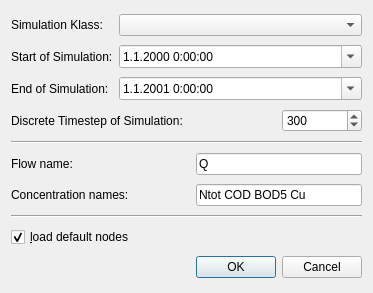
The window that src/gui/newsimulationdialog.ui (gregorburger/CityDrain3) describes before a commit, drawn with Qt 5.
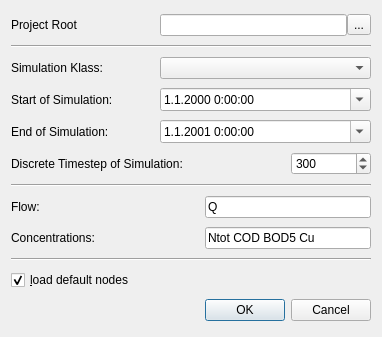
The same window after the commit.

The edit to the form file:
```diff
--- a/src/gui/newsimulationdialog.ui
+++ b/src/gui/newsimulationdialog.ui
@@ -6,32 +6,88 @@
    <rect>
     <x>0</x>
     <y>0</y>
-    <width>373</width>
-    <height>293</height>
+    <width>382</width>
+    <height>337</height>
    </rect>
   </property>
+  <property name="sizePolicy">
+   <sizepolicy hsizetype="Preferred" vsizetype="Maximum">
+    <horstretch>0</horstretch>
+    <verstretch>0</verstretch>
+   </sizepolicy>
+  </property>
+  <property name="sizeIncrement">
+   <size>
+    <width>0</width>
+    <height>0</height>
+   </size>
+  </property>
   <property name="windowTitle">
    <string>Dialog</string>
   </property>
   <layout class="QGridLayout" name="gridLayout">
    <item row="0" column="0">
+    <widget class="QLabel" name="label_7">
+     <property name="text">
+      <string>Project Root</string>
+     </property>
+     <property name="buddy">
+      <cstring>projectRootLineEdit</cstring>
+     </property>
+    </widget>
+   </item>
+   <item row="0" column="2" colspan="3">
+    <layout class="QHBoxLayout" name="horizontalLayout">
+     <property name="spacing">
+      <number>0</number>
+     </property>
+     <property name="leftMargin">
+      <number>0</number>
+     </property>
+     <item>
+      <widget class="QLineEdit" name="projectRootLineEdit">
+       <property name="sizePolicy">
+        <sizepolicy hsizetype="Expanding" vsizetype="Preferred">
+         <horstretch>0</horstretch>
+         <verstretch>0</verstretch>
+        </sizepolicy>
+       </property>
+      </widget>
+     </item>
+     <item>
+      <widget class="QToolButton" name="chooser">
+       <property name="text">
+        <string>...</string>
+       </property>
+      </widget>
+     </item>
+    </layout>
+   </item>
+   <item row="1" column="0" colspan="5">
+    <widget class="Line" name="line_3">
+     <property name="orientation">
+      <enum>Qt::Horizontal</enum>
+     </property>
+    </widget>
+   </item>
+   <item row="2" column="0">
     <widget class="QLabel" name="label">
      <property name="text">
       <string>Simulation Klass:</string>
      </property>
     </widget>
    </item>
-   <item row="0" column="1" colspan="3">
+   <item row="2" column="2" colspan="3">
     <widget class="QComboBox" name="simulationComboBox"/>
    </item>
-   <item row="1" column="0">
+   <item row="3" column="0" colspan="2">
     <widget class="QLabel" name="label_2">
      <property name="text">
       <string>Start of Simulation:</string>
      </property>
     </widget>
    </item>
-   <item row="1" column="1" colspan="3">
+   <item row="3" column="2" colspan="3">
     <widget class="QDateTimeEdit" name="start">
      <property name="currentSection">
       <enum>QDateTimeEdit::DaySection</enum>
@@ -44,14 +100,14 @@
      </property>
     </widget>
    </item>
-   <item row="2" column="0">
+   <item row="4" column="0">
     <widget class="QLabel" name="label_3">
      <property name="text">
       <string>End of Simulation:</string>
      </property>
     </widget>
    </item>
-   <item row="2" column="1" colspan="3">
+   <item row="4" column="2" colspan="3">
     <widget class="QDateTimeEdit" name="stop">
      <property name="dateTime">
       <datetime>
@@ -74,14 +130,14 @@
      </property>
     </widget>
    </item>
-   <item row="3" column="0" colspan="3">
+   <item row="5" column="0" colspan="4">
     <widget class="QLabel" name="label_4">
      <property name="text">
       <string>Discrete Timestep of Simulation:</string>
      </property>
     </widget>
    </item>
-   <item row="3" column="3">
+   <item row="5" column="4">
     <widget class="QSpinBox" name="dt">
      <property name="minimum">
       <number>0</number>
@@ -97,49 +153,55 @@
      </property>
     </widget>
    </item>
-   <item row="4" column="0" colspan="4">
+   <item row="6" column="0" colspan="5">
     <widget class="Line" name="line">
      <property name="orientation">
       <enum>Qt::Horizontal</enum>
      </property>
     </widget>
    </item>
-   <item row="5" column="0">
+   <item row="7" column="0">
     <widget class="QLabel" name="label_5">
      <property name="text">
-      <string>Flow name:</string>
+      <string>Flow:</string>
+     </property>
+     <property name="buddy">
+      <cstring>flowName</cstring>
      </property>
     </widget>
    </item>
-   <item row="5" column="2" colspan="2">
+   <item row="7" column="3" colspan="2">
     <widget class="QLineEdit" name="flowName">
      <property name="text">
       <string>Q</string>
      </property>
     </widget>
    </item>
-   <item row="6" column="0" colspan="2">
+   <item row="8" column="0" colspan="3">
     <widget class="QLabel" name="label_6">
      <property name="text">
-      <string>Concentration names:</string>
+      <string>Concentrations:</string>
+     </property>
+     <property name="buddy">
+      <cstring>concentrationNames</cstring>
      </property>
     </widget>
    </item>
-   <item row="6" column="2" colspan="2">
+   <item row="8" column="3" colspan="2">
     <widget class="QLineEdit" name="concentrationNames">
      <property name="text">
       <string>Ntot COD BOD5 Cu</string>
      </property>
     </widget>
    </item>
-   <item row="7" column="0" colspan="4">
+   <item row="9" column="0" colspan="5">
     <widget class="Line" name="line_2">
      <property name="orientation">
       <enum>Qt::Horizontal</enum>
      </property>
     </widget>
    </item>
-   <item row="8" column="0" colspan="2">
+   <item row="10" column="0" colspan="3">
     <widget class="QCheckBox" name="defaultNodesCheckBox">
      <property name="text">
       <string>&amp;load default nodes</string>
@@ -152,7 +214,7 @@
      </property>
     </widget>
    </item>
-   <item row="9" column="2" colspan="2">
+   <item row="11" column="3" colspan="2">
     <widget class="QDialogButtonBox" name="buttonBox">
      <property name="orientation">
       <enum>Qt::Horizontal</enum>
```
Left out of the diff: 56 changed lines with no effect on the pictures.
